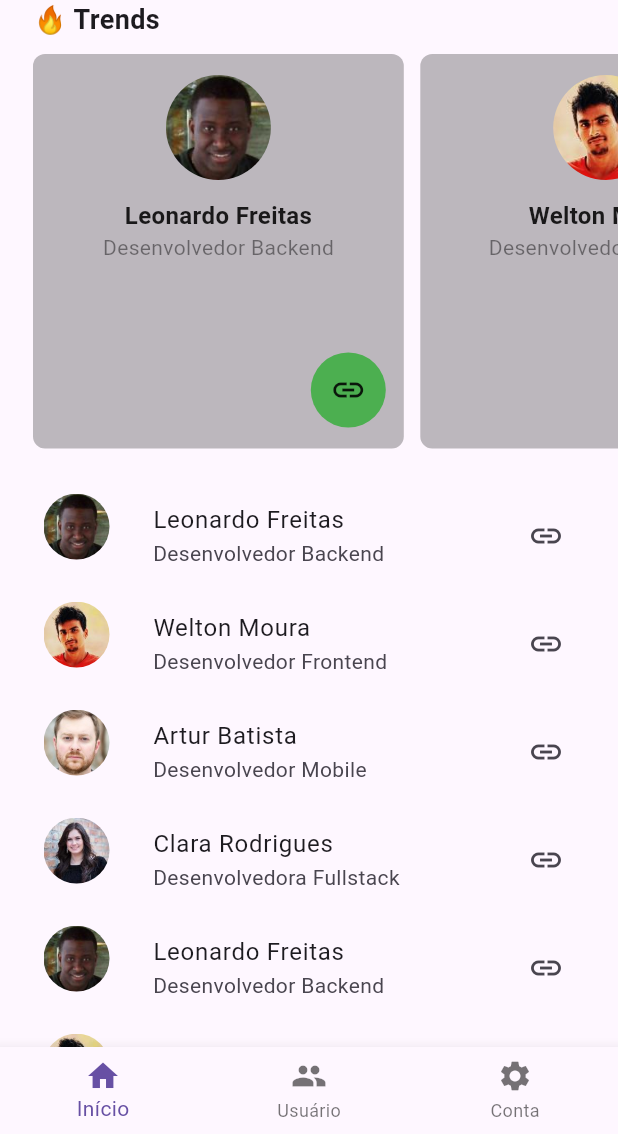
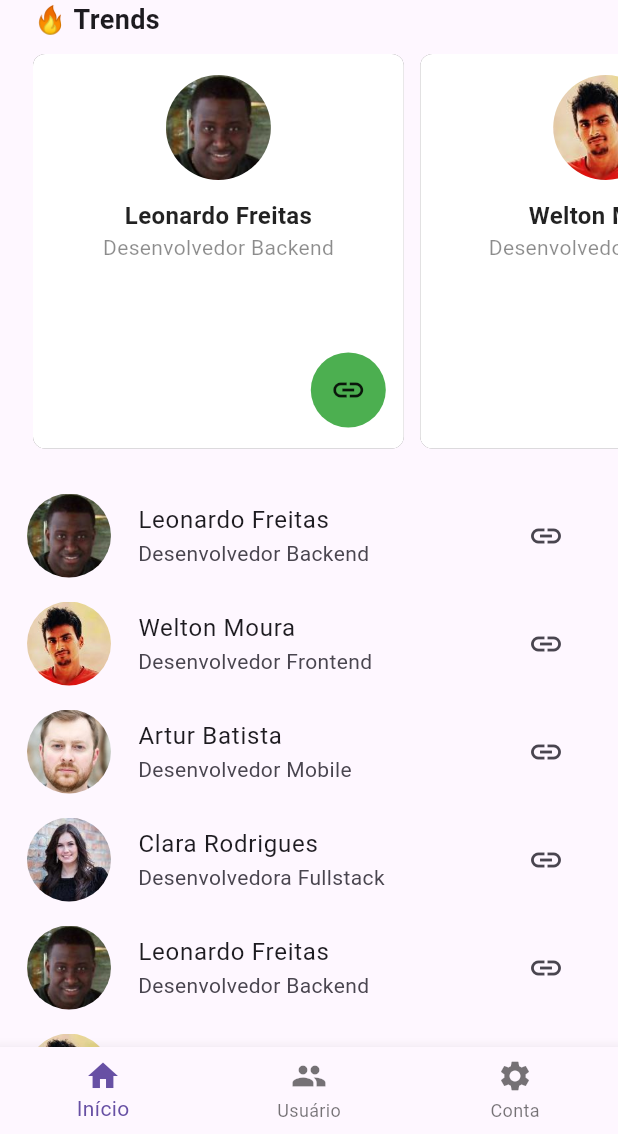
Before and after one commit to leonardfreitas/vcardy, a Flutter app: the screen it shows after launch, on a phone screen of 412 x 824 dp, the part 102-1236 px from its top. Run offline on Flutter 3.47's test engine with Material 3 defaults, Android fonts, the light colour scheme and no system bars.

Commit message:
remove margin from list tile

```diff
--- a/lib/widgets/user_card.dart
+++ b/lib/widgets/user_card.dart
@@ -20,7 +20,13 @@ class UserCard extends StatelessWidget {
         ),
         width: MediaQuery.of(context).size.width * 0.6,
         decoration: const BoxDecoration(
-          color: Colors.black26,
+          boxShadow: [
+            BoxShadow(
+              color: Colors.black54,
+              blurStyle: BlurStyle.outer,
+            ),
+          ],
+          color: Colors.white,
           borderRadius: BorderRadius.all(Radius.circular(8.0)),
         ),
         child: Column(
--- a/lib/widgets/user_tile.dart
+++ b/lib/widgets/user_tile.dart
@@ -9,10 +9,10 @@ class UserTile extends StatelessWidget {
   @override
   Widget build(BuildContext context) {
     return ListTile(
+      titleAlignment: ListTileTitleAlignment.center,
       leading: Container(
-        width: 70.0,
-        height: 70.0,
-        margin: const EdgeInsets.only(bottom: 12.0),
+        width: 60.0,
+        height: 60.0,
         decoration: BoxDecoration(
           shape: BoxShape.circle,
           image: DecorationImage(
```
